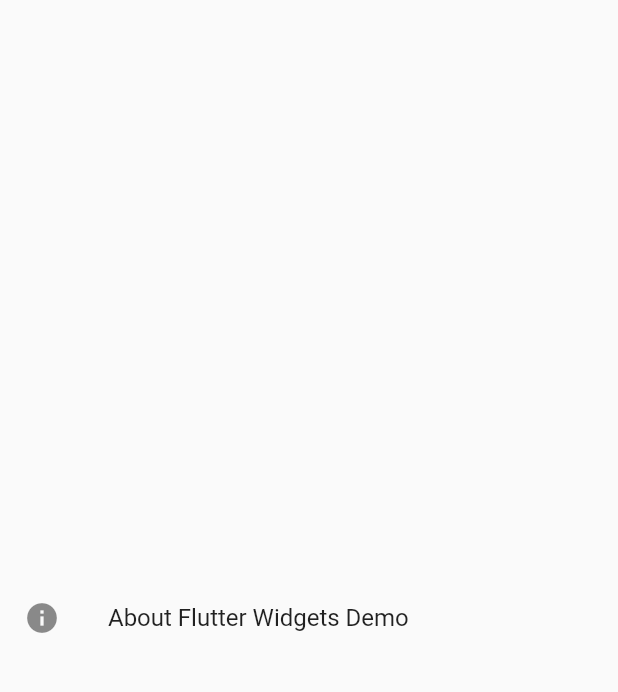
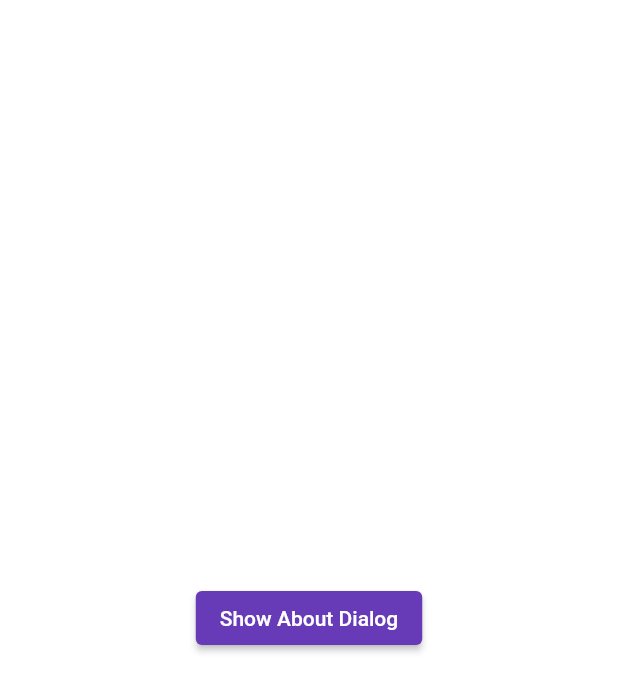
Before and after one commit to srp2210/flutter_learning, a Flutter app: the screen it shows after launch, on a phone screen of 412 x 824 dp. Shown: the top 692 px of the screen. Run offline on Flutter 3.47's test engine with Material 2 defaults, Android fonts, the phone set to English and light mode, and no system bars.

Commit message:
AboutDialog

```diff
--- /dev/null
+++ b/flutter_widgets/lib/about_dialog.dart
@@ -0,0 +1,37 @@
+import 'package:flutter/material.dart';
+
+//!AboutDialog
+
+class AboutWidget extends StatefulWidget {
+  const AboutWidget({
+    Key? key,
+  }) : super(key: key);
+
+  @override
+  State<AboutWidget> createState() => _AboutWidgetState();
+}
+
+class _AboutWidgetState extends State<AboutWidget> {
+  @override
+  Widget build(BuildContext context) {
+    return Center(
+      child: ElevatedButton(
+        child: const Text('Show About Dialog'),
+        onPressed: () {
+          showDialog(
+            context: context,
+            builder: (context) => const AboutDialog(
+              applicationIcon: FlutterLogo(),
+              applicationLegalese: 'Legalese',
+              applicationName: 'Flutter About',
+              applicationVersion: 'version 1.1.0',
+              children: [
+                Text('This is a text created by Srp'),
+              ],
+            ),
+          );
+        },
+      ),
+    );
+  }
+}
--- a/flutter_widgets/lib/main.dart
+++ b/flutter_widgets/lib/main.dart
@@ -11,6 +11,8 @@ import 'package:flutter_widgets/aboutlist_tile.dart';
 import 'package:flutter_widgets/snackbar.dart';
 import 'package:flutter_widgets/stack.dart';
 import 'package:flutter_widgets/tab.dart';
+
+import 'about_dialog.dart';
 
 void main() {
   runApp(const MyApp());
@@ -28,7 +30,7 @@ class MyApp extends StatelessWidget {
       theme: ThemeData(
         primarySwatch: Colors.deepPurple,
       ),
-      home: const AboutListWidget(),
+      home: const AboutWidget(),
     );
   }
 }
```
